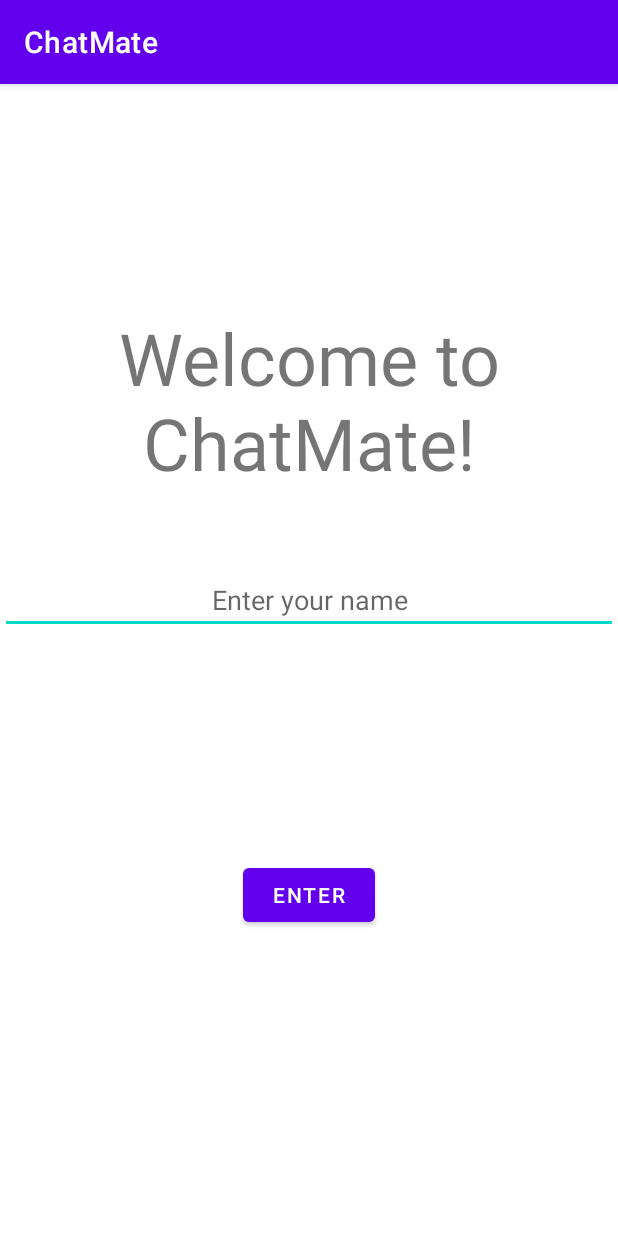
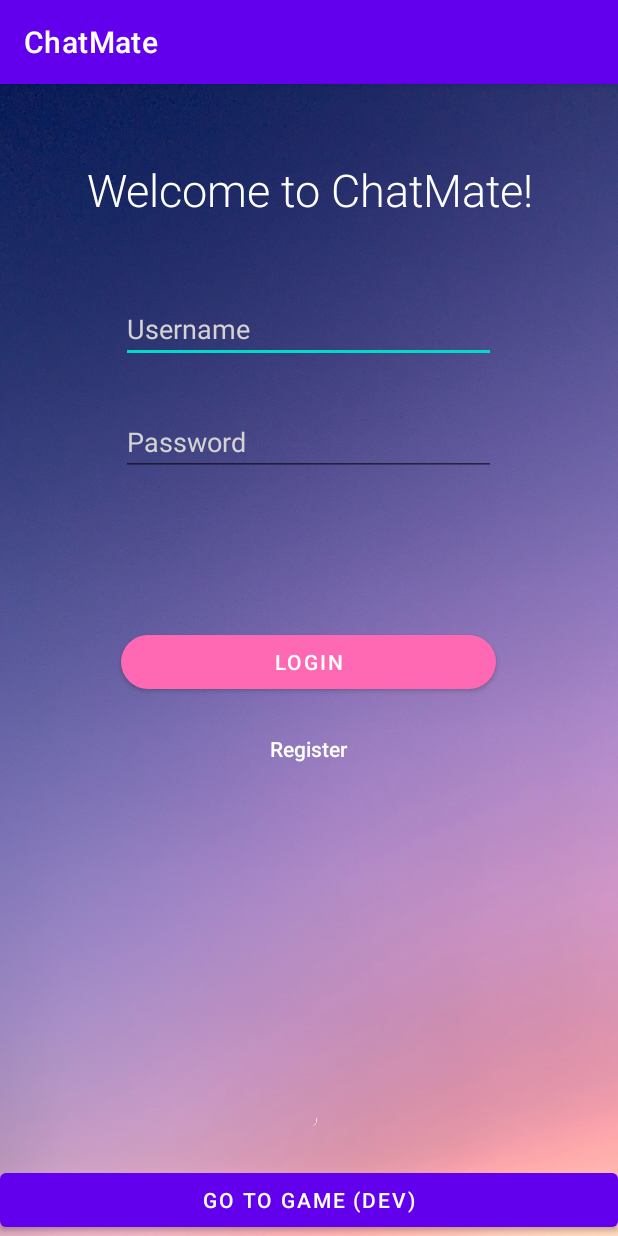
Before and after one commit to glensee/Mobile-Chat-Mate, an Android app: the screen it shows after launch (MainActivity), on a phone screen of 412 x 824 dp. Run offline under Robolectric (Android 15) with nearby library versions, the phone set to English and light mode, and no system bars.

Commit message:
added login, register and game buttons

```diff
--- a/ChatMate/app/build.gradle
+++ b/ChatMate/app/build.gradle
@@ -50,6 +50,7 @@ dependencies {
     implementation 'androidx.appcompat:appcompat:1.2.0'
     implementation 'com.google.android.material:material:1.3.0'
     implementation 'androidx.constraintlayout:constraintlayout:2.0.4'
+    implementation 'androidx.legacy:legacy-support-v4:1.0.0'
     testImplementation 'junit:junit:4.+'
     androidTestImplementation 'androidx.test.ext:junit:1.1.2'
     androidTestImplementation 'androidx.test.espresso:espresso-core:3.3.0'
--- /dev/null
+++ b/ChatMate/app/src/main/java/com/example/chatmate/LoginFragment.kt
@@ -0,0 +1,54 @@
+package com.example.chatmate
+
+import android.content.Intent
+import android.os.Bundle
+import android.util.Log
+import androidx.fragment.app.Fragment
+import android.view.LayoutInflater
+import android.view.View
+import android.view.ViewGroup
+import android.widget.Button
+import android.widget.EditText
+import android.widget.Toast
+
+class LoginFragment : Fragment(), View.OnClickListener {
+
+
+    override fun onCreateView(
+        inflater: LayoutInflater, container: ViewGroup?,
+        savedInstanceState: Bundle?
+    ): View? {
+        // Inflate the layout for this fragment
+        return inflater.inflate(R.layout.fragment_login, container, false)
+    }
+
+    override fun onActivityCreated(savedInstanceState: Bundle?) {
+        super.onActivityCreated(savedInstanceState)
+        val act = activity
+        if (act != null) {
+            val loginButton = act.findViewById<Button>(R.id.enter)
+            loginButton.setOnClickListener(this)
+        }
+    }
+
+    override fun onClick(v: View) {
+        val act = activity
+
+        if (act != null) {
+            if (act.findViewById<EditText>(R.id.name).text.toString().length <= 0 || act.findViewById<EditText>(
+                    R.id.password
+                ).text.toString().length <= 0
+            ) {
+                Log.e("cliffen", "No name entered")
+                Toast.makeText(act, "Please enter username or password!", Toast.LENGTH_SHORT).show()
+            } else {
+                Log.i("cliffen", "we made it!!")
+                val it = Intent(act, HomeActivity::class.java)
+                startActivity(it)
+            }
+        } else {
+            Log.e("cliffen", "activity is null")
+        }
+    }
+
+}
--- a/ChatMate/app/src/main/res/layout/activity_main.xml
+++ b/ChatMate/app/src/main/res/layout/activity_main.xml
@@ -4,34 +4,34 @@
     android:layout_width="match_parent"
     android:layout_height="match_parent"
     tools:context=".HomeActivity"
-    android:orientation="vertical">
+    android:orientation="vertical"
+    android:background="@drawable/main_background">
 
     <TextView
         android:id="@+id/text"
         android:layout_width="match_parent"
         android:layout_height="wrap_content"
+        android:layout_gravity="center"
+        android:layout_marginTop="50sp"
+        android:gravity="center"
         android:text="Welcome to ChatMate!"
-        android:layout_gravity="center"
-        android:gravity="center"
-        android:layout_marginTop="150sp"
-        android:textSize="@android:dimen/app_icon_size"/>
+        android:textColor="@color/white"
+        android:textSize="30sp"
+        android:fontFamily="sans-serif-light"/>
 
-    <EditText
-        android:id="@+id/name"
+
+    <fragment
+        android:id="@+id/LoginFragment"
+        android:layout_width="match_parent"
+        android:layout_height="match_parent"
+        android:name="com.example.chatmate.LoginFragment"
+        android:layout_weight="1"/>
+
+    <Button
+        android:id="@+id/goToGame"
         android:layout_width="match_parent"
         android:layout_height="wrap_content"
-        android:layout_marginTop="50sp"
-        android:hint="Enter your name"
-        android:gravity="center"/>
-
-    <Button
-        android:id="@+id/enter"
-        android:layout_width="wrap_content"
-        android:layout_height="wrap_content"
-        android:layout_gravity="center"
-        android:text="Enter"
-        android:layout_marginTop="150sp"
-        android:onClick="NavigateToHome"/>
-
+        android:text="Go to Game (Dev)"
+        android:onClick="NavigateToGame"/>
 
 </LinearLayout>
--- /dev/null
+++ b/ChatMate/app/src/main/res/layout/fragment_login.xml
@@ -0,0 +1,62 @@
+<?xml version="1.0" encoding="utf-8"?>
+<LinearLayout xmlns:android="http://schemas.android.com/apk/res/android"
+    xmlns:app="http://schemas.android.com/apk/res-auto"
+    xmlns:tools="http://schemas.android.com/tools"
+    android:id="@+id/color"
+    android:layout_width="match_parent"
+    android:layout_height="match_parent"
+    android:orientation="vertical"
+    tools:context=".LoginFragment"
+    android:background="@android:color/transparent">
+
+    <!-- TODO: Update blank fragment layout -->
+
+    <EditText
+        android:id="@+id/name"
+        android:layout_width="250sp"
+        android:layout_height="wrap_content"
+        android:layout_gravity="center"
+        android:layout_marginTop="50sp"
+        android:gravity="start"
+        android:hint="Username"
+        android:textColorHint="#D3D3D3"
+        android:textColor="#D3D3D3"/>
+
+    <EditText
+        android:id="@+id/password"
+        android:layout_width="250sp"
+        android:layout_height="wrap_content"
+        android:layout_gravity="center"
+        android:layout_marginTop="30sp"
+        android:gravity="start"
+        android:hint="Password"
+        android:inputType="textPassword"
+        android:textColor="#D3D3D3"
+        android:textColorHint="#D3D3D3"/>
+
+
+    <com.google.android.material.button.MaterialButton
+        android:id="@+id/enter"
+        android:layout_width="250sp"
+        android:layout_height="wrap_content"
+        android:layout_gravity="center"
+        android:layout_marginTop="100sp"
+        android:onClick="NavigateToHome"
+        android:text="Login"
+        style="@style/Widget.MaterialComponents.Button"
+        app:cornerRadius="20sp"
+        app:strokeColor="#FF69B4"
+        app:backgroundTint="#FF69B4"/>
+
+    <Button
+        android:id="@+id/SignUp"
+        style="@style/Widget.AppCompat.Button.Borderless"
+        android:layout_width="250sp"
+        android:layout_height="wrap_content"
+        android:layout_gravity="center"
+        android:text="Register"
+        android:textAllCaps="false"
+        android:layout_marginTop="10sp"/>
+
+
+</LinearLayout>
--- a/ChatMate/app/src/main/res/values/strings.xml
+++ b/ChatMate/app/src/main/res/values/strings.xml
@@ -1,3 +1,5 @@
 <resources>
     <string name="app_name">ChatMate</string>
+    <!-- TODO: Remove or change this placeholder text -->
+    <string name="hello_blank_fragment">Hello blank fragment</string>
 </resources>
```
Also changed, not shown: ChatMate/app/src/main/java/com/example/chatmate/MainActivity.kt (+4 -9 lines), ChatMate/app/src/main/java/com/example/chatmate/SignUp.kt (added, +59 -0 lines), ChatMate/app/src/main/res/layout/fragment_sign_up.xml (added, +14 -0 lines), ChatMate/app/src/main/res/drawable/main_background.jpg (added).
